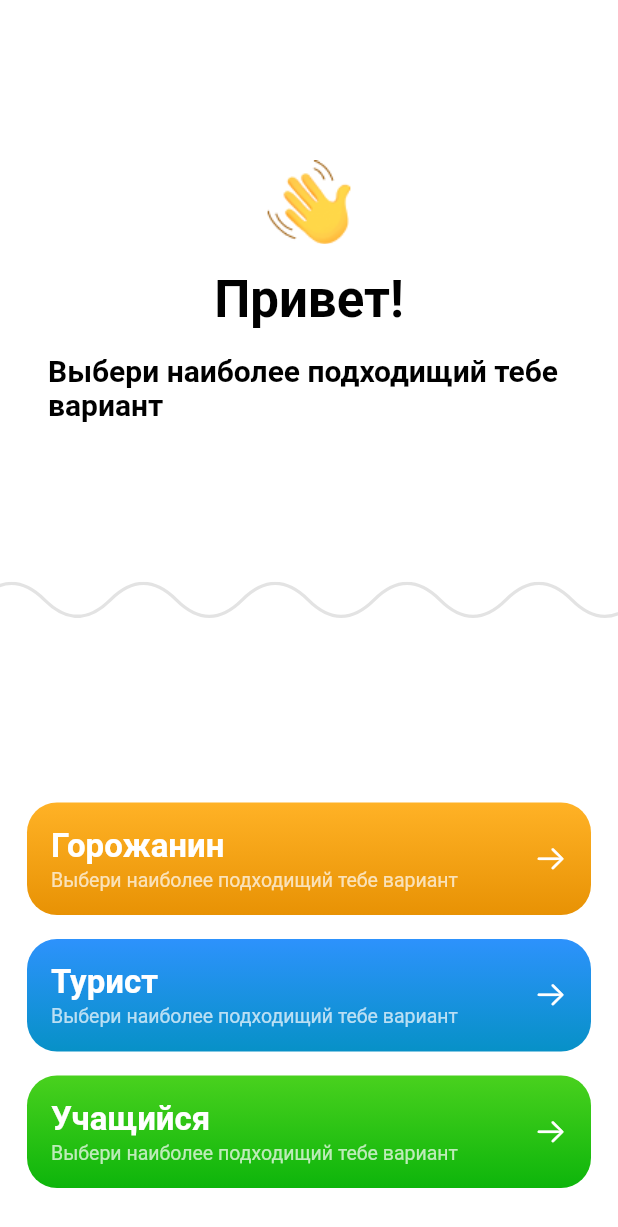
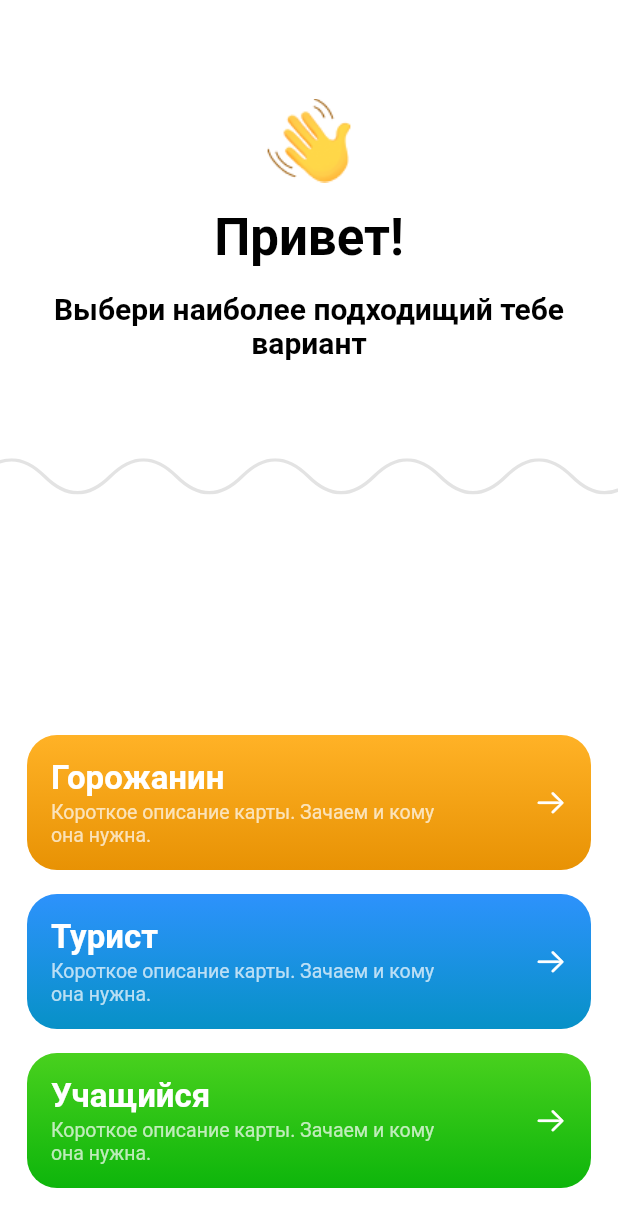
Before and after one commit to Sovetsk1y/digital-breakthrough-city-card, a Flutter app: the screen it shows after launch, on a phone screen of 412 x 824 dp. Shown: the top 1227 px of the screen. Run offline on Flutter 3.47's test engine with Material 2 defaults, Android fonts, the phone set to English and light mode, and no system bars; our stand-ins replace flutter_svg; Roboto replaces fonts that are missing (SF Pro Rounded, SF Pro Text).

Commit message:
fixed layot

```diff
--- a/lib/features/welcome/welcome_page.dart
+++ b/lib/features/welcome/welcome_page.dart
@@ -25,6 +25,7 @@ class _WelcomePageState extends State<WelcomePage> {
       body: Column(
         children: [
           Expanded(
+              flex: 4,
               child: Column(
                 children: [
                   const Spacer(),
@@ -38,6 +39,7 @@ class _WelcomePageState extends State<WelcomePage> {
                 ],
               )),
           Expanded(
+            flex: 6,
             child: Padding(
               padding: const EdgeInsets.symmetric(horizontal: 18),
               child: Column(
@@ -101,7 +103,7 @@ class _WelcomePageState extends State<WelcomePage> {
             ),
             const SizedBox(height: 2),
             Text(
-              subtitle,
+              description,
               style: secondaryTextRegular13.copyWith(
                 color: Colors.white.withOpacity(0.71),
               ),
@@ -137,7 +139,8 @@ class _WelcomePageState extends State<WelcomePage> {
         const SizedBox(height: 16),
         Padding(
           padding: const EdgeInsets.symmetric(horizontal: 32),
-          child: Text(subtitle, style: primaryTextBold20),
+          child: Text(subtitle,
+              style: primaryTextBold20, textAlign: TextAlign.center),
         )
       ],
     );
```
Lines whose indentation alone changed are shown as unchanged.
